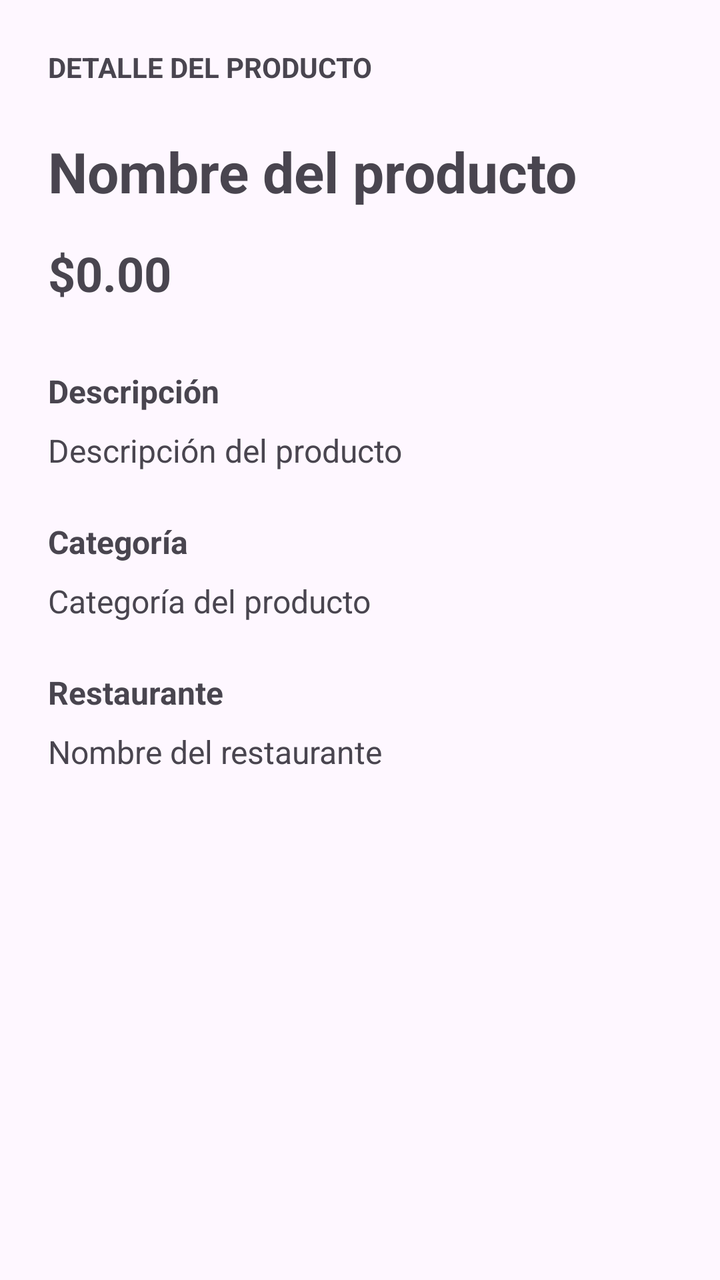
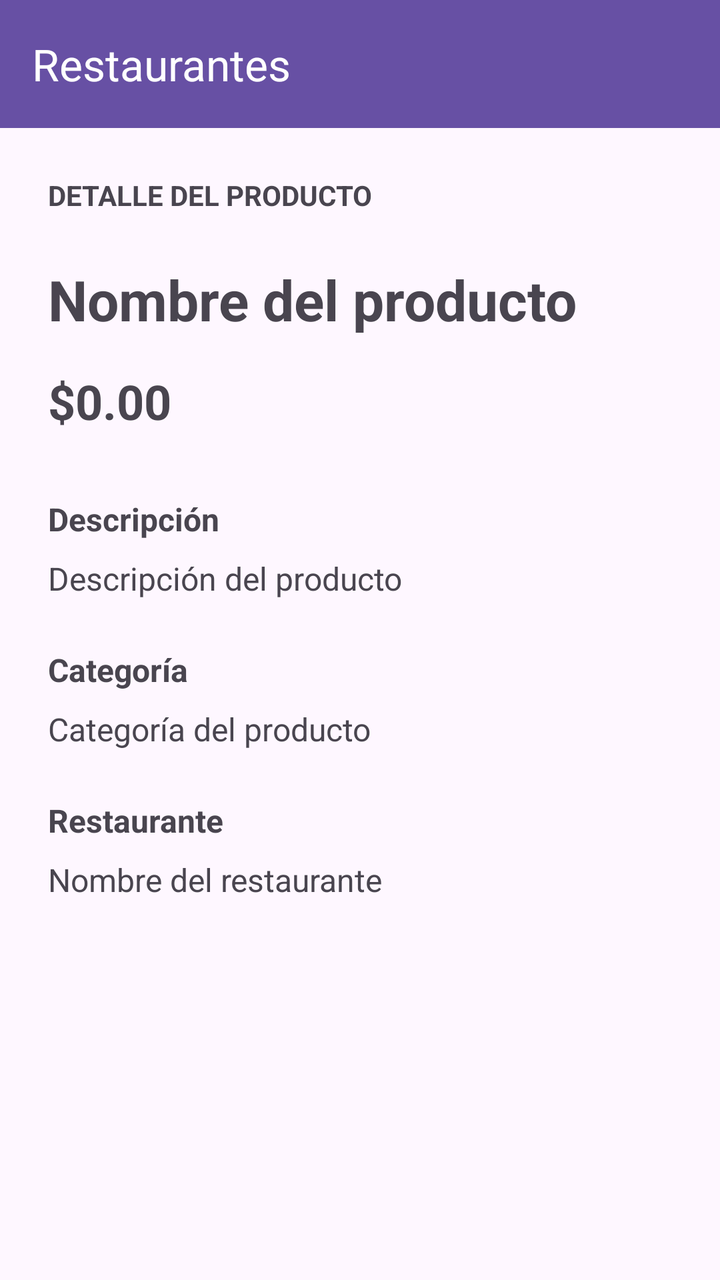

Screens rendered from an Android XML layout before and after an edit, with the pre-edit source and the edit as a unified diff.
<!-- AndroidManifest.xml: application theme Theme.RestaurantesMexico -->
<!-- res/layout/activity_detalle_producto.xml -->
<?xml version="1.0" encoding="utf-8"?>
<ScrollView
    xmlns:android="http://schemas.android.com/apk/res/android"
    android:layout_width="match_parent"
    android:layout_height="match_parent">

    <LinearLayout
        android:layout_width="match_parent"
        android:layout_height="wrap_content"
        android:orientation="vertical"
        android:padding="24dp">

        <TextView
            android:layout_width="match_parent"
            android:layout_height="wrap_content"
            android:text="DETALLE DEL PRODUCTO"
            android:textSize="14sp"
            android:textStyle="bold"
            android:paddingBottom="24dp"/>

        <TextView
            android:id="@+id/txtDetalleNombre"
            android:layout_width="match_parent"
            android:layout_height="wrap_content"
            android:text="Nombre del producto"
            android:textSize="28sp"
            android:textStyle="bold"/>

        <TextView
            android:id="@+id/txtDetallePrecio"
            android:layout_width="match_parent"
            android:layout_height="wrap_content"
            android:text="$0.00"
            android:textSize="24sp"
            android:textStyle="bold"
            android:paddingTop="16dp"/>

        <TextView
            android:layout_width="match_parent"
            android:layout_height="wrap_content"
            android:text="Descripción"
            android:textSize="16sp"
            android:textStyle="bold"
            android:paddingTop="32dp"/>

        <TextView
            android:id="@+id/txtDetalleDescripcion"
            android:layout_width="match_parent"
            android:layout_height="wrap_content"
            android:text="Descripción del producto"
            android:textSize="16sp"
            android:paddingTop="8dp"/>

        <TextView
            android:layout_width="match_parent"
            android:layout_height="wrap_content"
            android:text="Categoría"
            android:textSize="16sp"
            android:textStyle="bold"
            android:paddingTop="24dp"/>

        <TextView
            android:id="@+id/txtDetalleCategoria"
            android:layout_width="match_parent"
            android:layout_height="wrap_content"
            android:text="Categoría del producto"
            android:textSize="16sp"
            android:paddingTop="8dp"/>

        <TextView
            android:layout_width="match_parent"
            android:layout_height="wrap_content"
            android:text="Restaurante"
            android:textSize="16sp"
            android:textStyle="bold"
            android:paddingTop="24dp"/>

        <TextView
            android:id="@+id/txtDetalleRestaurante"
            android:layout_width="match_parent"
            android:layout_height="wrap_content"
            android:text="Nombre del restaurante"
            android:textSize="16sp"
            android:paddingTop="8dp"/>

    </LinearLayout>

</ScrollView>
<!-- resources referenced by this layout -->
<resources>
  <style name="Theme.RestaurantesMexico" parent="Base.Theme.RestaurantesMexico" />
  <style name="Base.Theme.RestaurantesMexico" parent="Theme.Material3.DayNight.NoActionBar">
          
          
      </style>
</resources>

<!-- the commit's change to res/layout/activity_detalle_producto.xml (unified diff, before → after) -->
@@ -1,16 +1,24 @@
 <?xml version="1.0" encoding="utf-8"?>
-<ScrollView
+<LinearLayout
     xmlns:android="http://schemas.android.com/apk/res/android"
     android:layout_width="match_parent"
-    android:layout_height="match_parent">
+    android:layout_height="match_parent"
+    android:orientation="vertical">
 
-    <LinearLayout
+    <include
+        layout="@layout/toolbar_personalizada"/>
+
+    <ScrollView
         android:layout_width="match_parent"
-        android:layout_height="wrap_content"
-        android:orientation="vertical"
-        android:padding="24dp">
+        android:layout_height="match_parent">
 
-        <TextView
+        <LinearLayout
+            android:layout_width="match_parent"
+            android:layout_height="wrap_content"
+            android:orientation="vertical"
+            android:padding="24dp">
+
+            <TextView
             android:layout_width="match_parent"
             android:layout_height="wrap_content"
             android:text="DETALLE DEL PRODUCTO"
@@ -82,7 +90,21 @@
             android:text="Nombre del restaurante"
             android:textSize="16sp"
             android:paddingTop="8dp"/>
+        </LinearLayout>
 
-    </LinearLayout>
+    </ScrollView>
 
-</ScrollView>
+</LinearLayout>
+<!-- res/layout/toolbar_personalizada.xml (included above) -->
+<?xml version="1.0" encoding="utf-8"?>
+<com.google.android.material.appbar.MaterialToolbar
+    xmlns:android="http://schemas.android.com/apk/res/android"
+    xmlns:app="http://schemas.android.com/apk/res-auto"
+    android:id="@+id/toolbar"
+    android:layout_width="match_parent"
+    android:layout_height="?attr/actionBarSize"
+    android:background="?attr/colorPrimary"
+    app:title="Restaurantes"
+    app:titleTextColor="@android:color/white"
+    app:navigationIconTint="@android:color/white"
+    app:popupTheme="@style/ThemeOverlay.AppCompat.Light"/>
